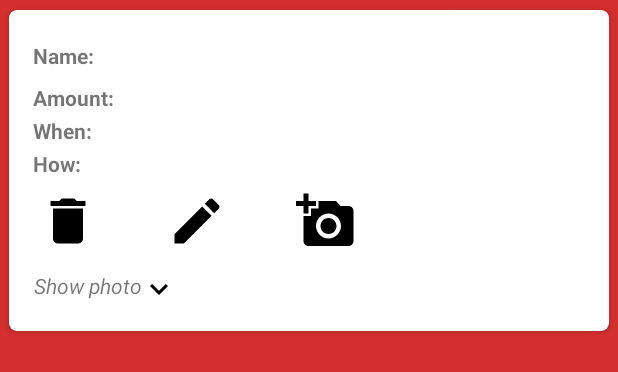
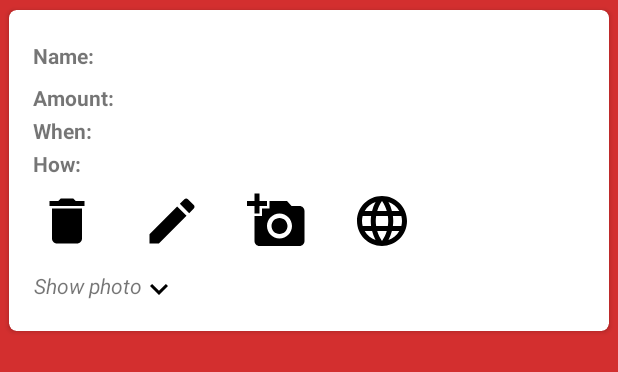
Before and after one commit to michaelDziuba/medsTracker, an Android app: the layout item_view.xml on its own in the app's theme, with its tools: preview values and no code run, on a phone screen of 412 x 824 dp. Shown: the top 372 px of the screen. Run offline under Robolectric (Android 15) with nearby library versions, the phone set to English and light mode, and no system bars.

Commit message:
#12 ISSUE: Added Web Search Intent for each CardView.

```diff
--- a/MedsTracker2/app/src/main/AndroidManifest.xml
+++ b/MedsTracker2/app/src/main/AndroidManifest.xml
@@ -18,8 +18,11 @@
             android:screenOrientation="portrait"
             android:theme="@style/AppTheme.NoActionBar">
             <intent-filter>
+                <action android:name="com.google.android.gms.actions.SEARCH_ACTION"/>
+                <category android:name="android.intent.category.DEFAULT"/>
+            </intent-filter>
+            <intent-filter>
                 <action android:name="android.intent.action.MAIN" />
-
                 <category android:name="android.intent.category.LAUNCHER" />
             </intent-filter>
         </activity>
--- /dev/null
+++ b/MedsTracker2/app/src/main/res/drawable/ic_language_black_24dp.xml
@@ -0,0 +1,9 @@
+<vector xmlns:android="http://schemas.android.com/apk/res/android"
+        android:width="24dp"
+        android:height="24dp"
+        android:viewportWidth="24.0"
+        android:viewportHeight="24.0">
+    <path
+        android:fillColor="#FF000000"
+        android:pathData="M11.99,2C6.47,2 2,6.48 2,12s4.47,10 9.99,10C17.52,22 22,17.52 22,12S17.52,2 11.99,2zM18.92,8h-2.95c-0.32,-1.25 -0.78,-2.45 -1.38,-3.56 1.84,0.63 3.37,1.91 4.33,3.56zM12,4.04c0.83,1.2 1.48,2.53 1.91,3.96h-3.82c0.43,-1.43 1.08,-2.76 1.91,-3.96zM4.26,14C4.1,13.36 4,12.69 4,12s0.1,-1.36 0.26,-2h3.38c-0.08,0.66 -0.14,1.32 -0.14,2 0,0.68 0.06,1.34 0.14,2L4.26,14zM5.08,16h2.95c0.32,1.25 0.78,2.45 1.38,3.56 -1.84,-0.63 -3.37,-1.9 -4.33,-3.56zM8.03,8L5.08,8c0.96,-1.66 2.49,-2.93 4.33,-3.56C8.81,5.55 8.35,6.75 8.03,8zM12,19.96c-0.83,-1.2 -1.48,-2.53 -1.91,-3.96h3.82c-0.43,1.43 -1.08,2.76 -1.91,3.96zM14.34,14L9.66,14c-0.09,-0.66 -0.16,-1.32 -0.16,-2 0,-0.68 0.07,-1.35 0.16,-2h4.68c0.09,0.65 0.16,1.32 0.16,2 0,0.68 -0.07,1.34 -0.16,2zM14.59,19.56c0.6,-1.11 1.06,-2.31 1.38,-3.56h2.95c-0.96,1.65 -2.49,2.93 -4.33,3.56zM16.36,14c0.08,-0.66 0.14,-1.32 0.14,-2 0,-0.68 -0.06,-1.34 -0.14,-2h3.38c0.16,0.64 0.26,1.31 0.26,2s-0.1,1.36 -0.26,2h-3.38z"/>
+</vector>
--- a/MedsTracker2/app/src/main/res/layout/item_view.xml
+++ b/MedsTracker2/app/src/main/res/layout/item_view.xml
@@ -116,7 +116,7 @@
             <Space
                 android:layout_width="0dp"
                 android:layout_height="0dp"
-                android:layout_weight="5"/>
+                android:layout_weight="4"/>
             <LinearLayout
                 android:layout_width="wrap_content"
                 android:layout_height="wrap_content"
@@ -136,7 +136,7 @@
             <Space
                 android:layout_width="0dp"
                 android:layout_height="0dp"
-                android:layout_weight="5"/>
+                android:layout_weight="4"/>
             <LinearLayout
                 android:layout_width="wrap_content"
                 android:layout_height="wrap_content"
@@ -150,6 +150,25 @@
                     android:layout_width="40dp"
                     android:layout_height="40dp"
                     cardView:srcCompat="@drawable/ic_add_a_photo_black_24dp" />
+            </LinearLayout>
+
+            <Space
+                android:layout_width="0dp"
+                android:layout_height="0dp"
+                android:layout_weight="4"/>
+            <LinearLayout
+                android:layout_width="wrap_content"
+                android:layout_height="wrap_content"
+                android:orientation="vertical"
+                android:layout_weight="1"
+                android:layout_marginTop="@dimen/cardview_padding"
+                android:layout_marginBottom="@dimen/cardview_padding"
+                android:id="@+id/webIcon"
+                android:gravity="center">
+                <ImageView
+                    android:layout_width="40dp"
+                    android:layout_height="40dp"
+                    cardView:srcCompat="@drawable/ic_language_black_24dp" />
             </LinearLayout>
 
             <Space
```
Also changed, not shown: MedsTracker2/app/src/main/java/com/example/cdu/medstracker/ListViewFragment.java (+13 -0 lines), MedsTracker2/app/src/main/java/com/example/cdu/medstracker/MainActivity.java (+9 -1 lines), MedsTracker2/app/src/main/res/drawable/ic_alarm_add_black_24dp.xml (added, +9 -0 lines), MedsTracker2/app/src/main/res/drawable/ic_alarm_black_24dp.xml (added, +9 -0 lines), MedsTracker2/app/src/main/res/drawable/ic_contact_phone_black_24dp.xml (added, +9 -0 lines), MedsTracker2/app/src/main/res/drawable/ic_help_black_24dp.xml (added, +9 -0 lines), MedsTracker2/app/src/main/res/drawable/ic_home_black_24dp.xml (added, +9 -0 lines), MedsTracker2/app/src/main/res/drawable/ic_local_phone_black_24dp.xml (added, +9 -0 lines), MedsTracker2/app/src/main/res/drawable/ic_phone_in_talk_black_24dp.xml (added, +9 -0 lines), MedsTracker2/app/src/main/res/menu/activity_main_drawer.xml (+15 -2 lines).
